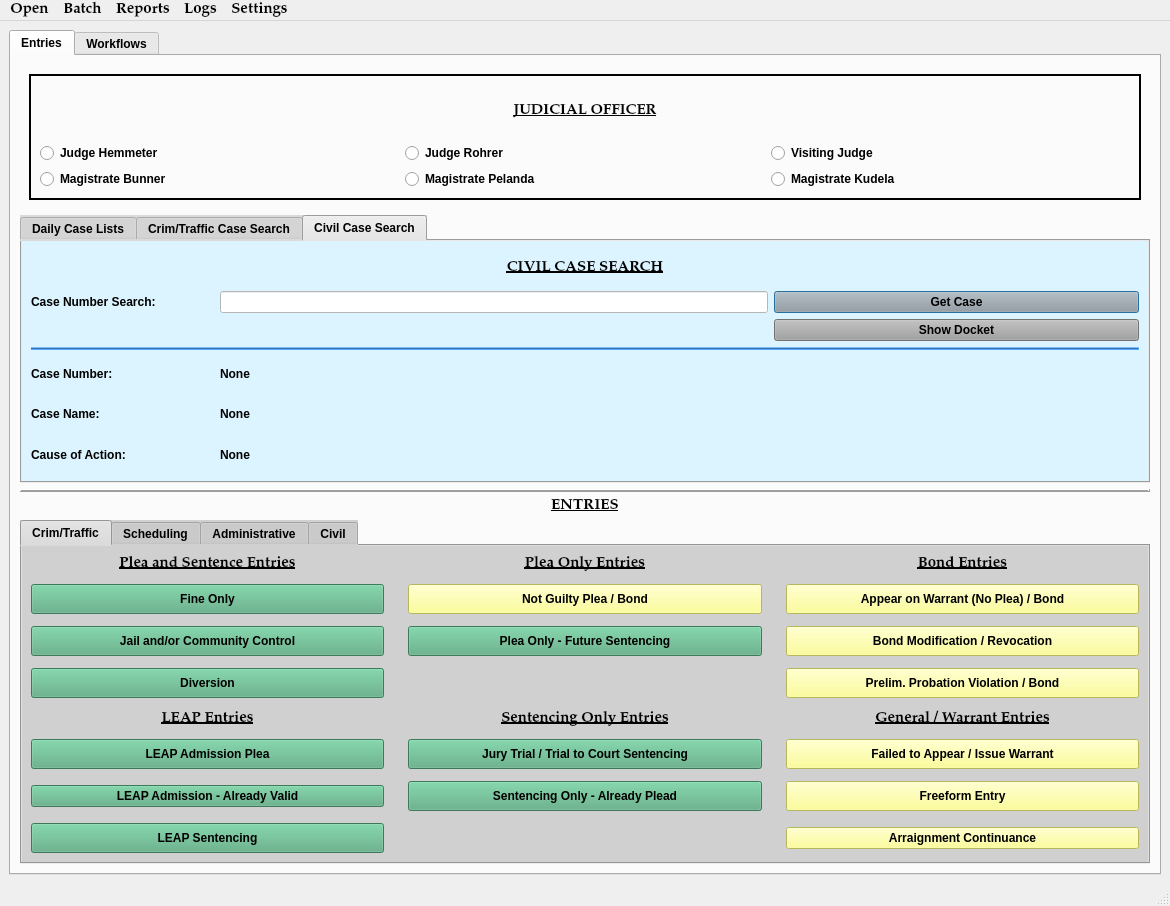
This is munientry/views/ui/MainWindow.ui in HunterProgram22/MuniEntry as Qt 5 draws it before an edit. The edited form follows.
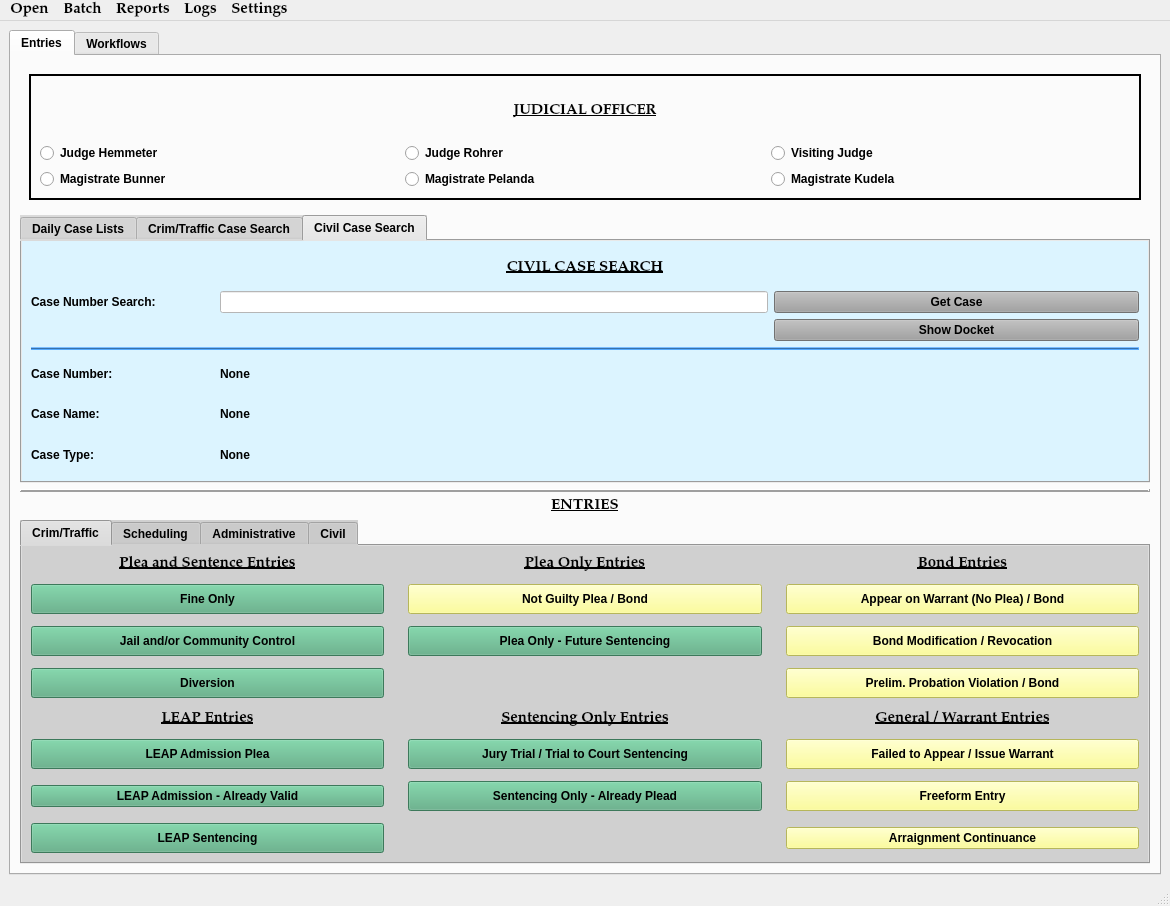
This is the edited form. The open tabs and pages were chosen to show the change. Custom widgets are drawn as their Qt base class.

Commit message: Fixing main window.

Diff of the .ui file:
```diff
--- a/munientry/views/ui/MainWindow.ui
+++ b/munientry/views/ui/MainWindow.ui
@@ -447,7 +447,7 @@
                <bool>true</bool>
               </property>
               <property name="default">
-               <bool>true</bool>
+               <bool>false</bool>
               </property>
              </widget>
             </item>
@@ -505,7 +505,7 @@
             <item row="6" column="0">
              <widget class="QLabel" name="label_28">
               <property name="text">
-               <string>Cause of Action:</string>
+               <string>Case Type:</string>
               </property>
              </widget>
             </item>
```
Left out of the diff: 2 changed lines with no effect on the pictures. The commit also changes 4 other files.
